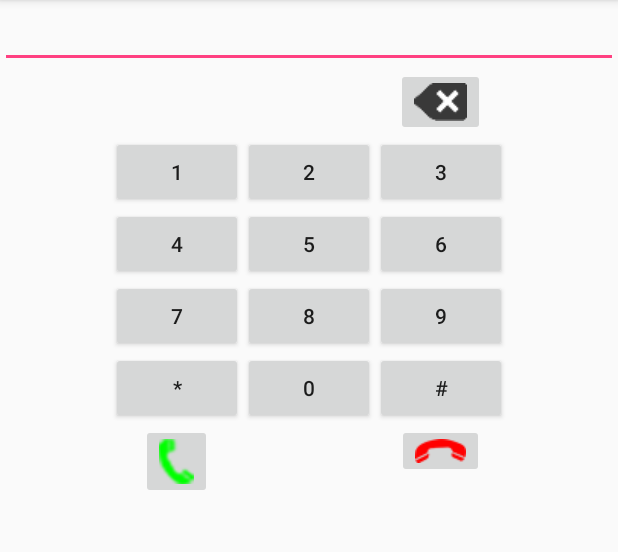
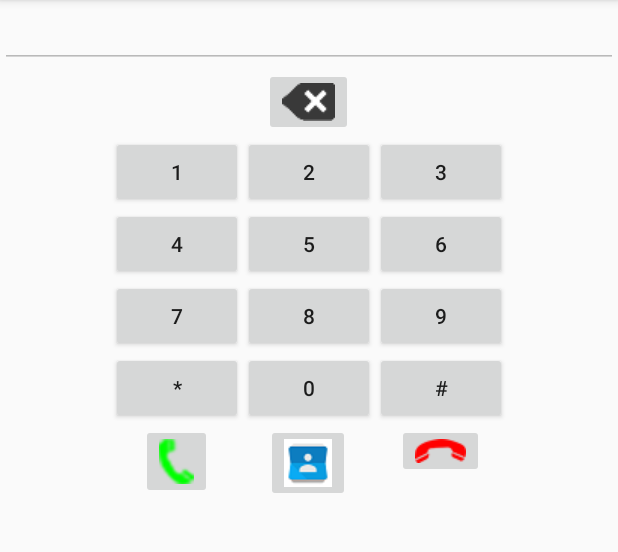
Before and after one commit to Werepyrex10/Laborator03, an Android app: the screen it shows after launch (PhoneDialerActivity), on a phone screen of 412 x 824 dp, the part 84-636 px from its top. Run offline under Robolectric (Android 15) with nearby library versions, the phone set to English and light mode, and no system bars.

Commit message:
Modified for lab 4

```diff
--- a/PhoneDialer/app/src/main/res/layout-land/activity_phone_dialer.xml
+++ b/PhoneDialer/app/src/main/res/layout-land/activity_phone_dialer.xml
@@ -13,6 +13,7 @@
         android:layout_width="match_parent"
         android:layout_height="wrap_content"
         android:ems="10"
+        android:enabled="false"
         android:inputType="textPersonName" />
 
     <GridLayout
@@ -21,15 +22,6 @@
         android:columnCount="10"
         android:rowCount="10"
         android:layout_gravity="center">
-
-        <Button
-            android:id="@+id/button1"
-            android:layout_width="wrap_content"
-            android:layout_height="wrap_content"
-            android:layout_column="0"
-            android:layout_row="0"
-            android:onClick="numberOnClick"
-            android:text="1" />
 
         <Button
             android:id="@+id/button2"
@@ -159,6 +151,25 @@
             android:layout_row="2"
             android:onClick="endOnClick"
             app:srcCompat="@drawable/hangup" />
+
+        <Button
+            android:id="@+id/button1"
+            android:layout_width="wrap_content"
+            android:layout_height="wrap_content"
+            android:layout_column="0"
+            android:layout_row="0"
+            android:onClick="numberOnClick"
+            android:text="1" />
+
+        <ImageButton
+            android:id="@+id/Contacts"
+            android:layout_width="wrap_content"
+            android:layout_height="wrap_content"
+            android:layout_column="2"
+            android:layout_gravity="center_horizontal"
+            android:layout_row="3"
+            android:onClick="contactsOnClick"
+            app:srcCompat="@drawable/contacts" />
     </GridLayout>
 
 </LinearLayout
--- a/PhoneDialer/app/src/main/res/layout/activity_phone_dialer.xml
+++ b/PhoneDialer/app/src/main/res/layout/activity_phone_dialer.xml
@@ -13,6 +13,7 @@
         android:layout_width="match_parent"
         android:layout_height="wrap_content"
         android:ems="10"
+        android:enabled="false"
         android:inputType="textPersonName" />
 
     <GridLayout
@@ -132,7 +133,7 @@
             android:id="@+id/imageButton"
             android:layout_width="wrap_content"
             android:layout_height="wrap_content"
-            android:layout_column="2"
+            android:layout_column="1"
             android:layout_gravity="center_horizontal"
             android:layout_row="0"
             android:onClick="backspaceOnClick"
@@ -157,6 +158,16 @@
             android:layout_row="5"
             android:onClick="endOnClick"
             app:srcCompat="@drawable/hangup" />
+
+        <ImageButton
+            android:id="@+id/imageButton4"
+            android:layout_width="match_parent"
+            android:layout_height="wrap_content"
+            android:layout_column="1"
+            android:layout_gravity="center_horizontal"
+            android:layout_row="5"
+            android:onClick="contactsOnClick"
+            app:srcCompat="@drawable/contacts" />
     </GridLayout>
 
 </LinearLayout
```
Also changed, not shown: PhoneDialer/app/src/main/java/ro/pub/cs/systems/eim/lab03/phonedialer/PhoneDialerActivity.java (+18 -0 lines), PhoneDialer/app/src/main/res/drawable/contacts.png (added).
